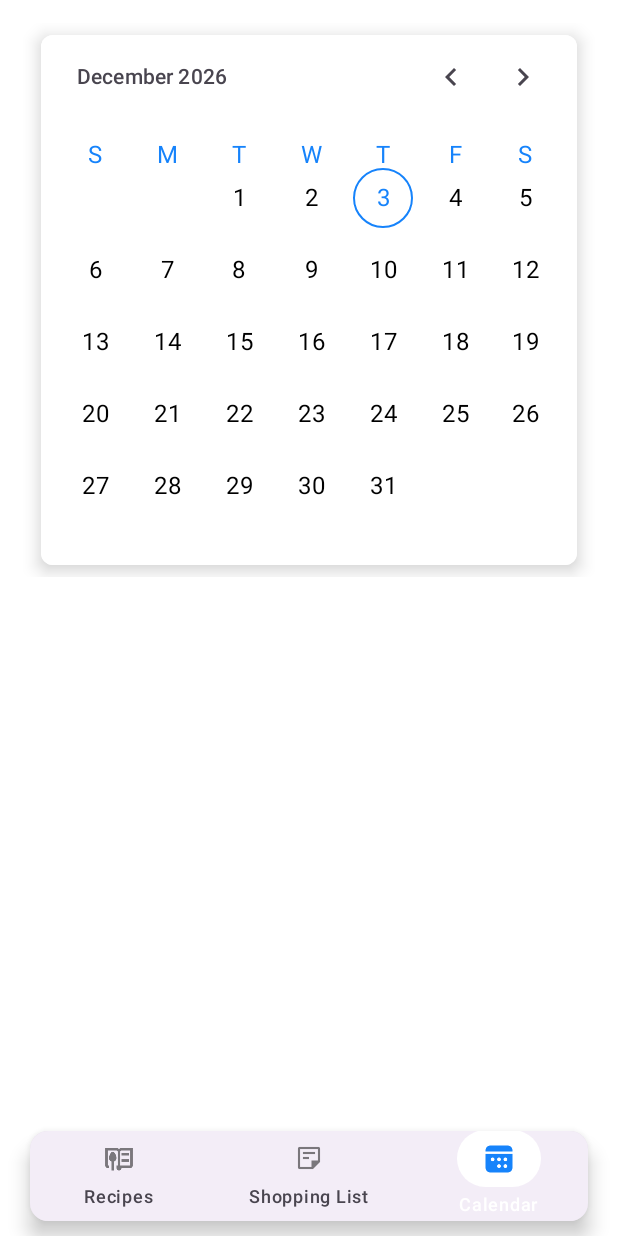
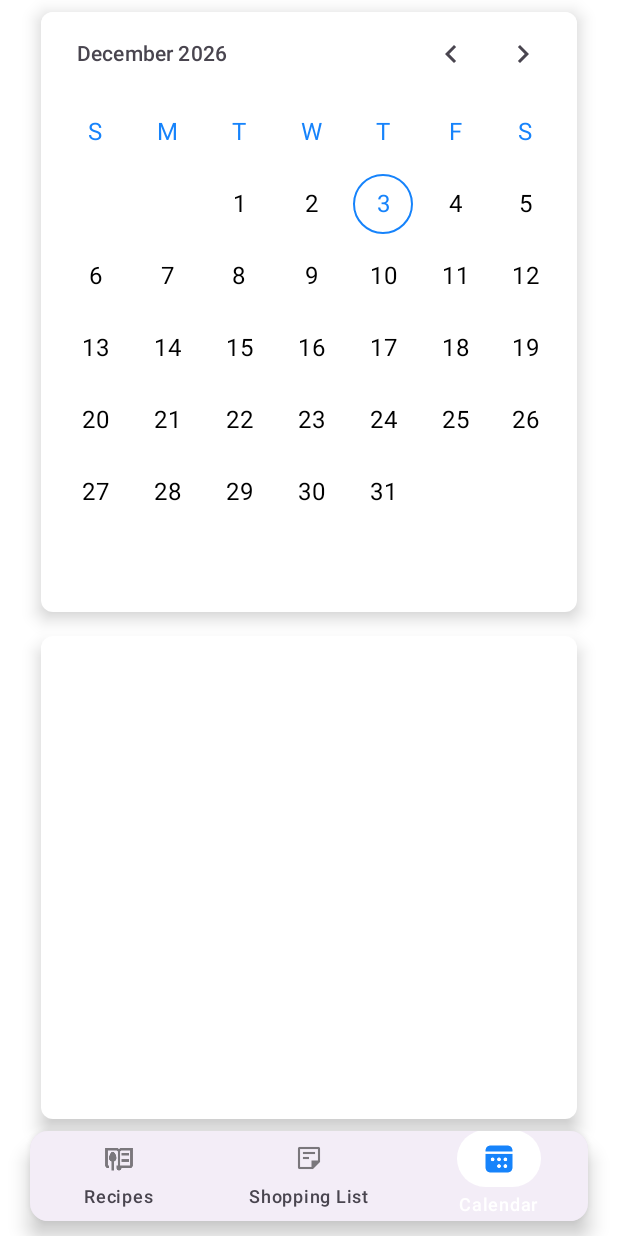
Before and after one commit to MarcinFed/FoodTracker, an Android app built with Jetpack Compose: the CalendarScreen screen opened through its navigation route, on a phone screen of 412 x 824 dp. Run offline under Robolectric (Android 15) with nearby library versions, the phone set to English and light mode, and no system bars; our stand-ins replace Room's generated code, livedata-compose; 3 statements that could not run were skipped.

Commit message:
Edited the CalendarScreen

```diff
--- a/app/src/main/java/com/example/foodtracking/Screens/CalendarScreen.kt
+++ b/app/src/main/java/com/example/foodtracking/Screens/CalendarScreen.kt
@@ -2,6 +2,7 @@ package com.example.foodtracking.Screens
 
 import androidx.annotation.ColorRes
 import androidx.compose.foundation.layout.Box
+import androidx.compose.foundation.layout.Column
 import androidx.compose.foundation.layout.fillMaxSize
 import androidx.compose.foundation.layout.fillMaxWidth
 import androidx.compose.foundation.layout.height
@@ -36,18 +37,12 @@ fun CalendarScreen(
     //, CalendarViewModel: CalendarViewModel
 ) {
     val datePickerState = rememberDatePickerState()
-    FoodTrackingTheme {
-        Surface(
-            modifier = Modifier
-                .height(400.dp)
-                .padding(15.dp),
-            color = MaterialTheme.colorScheme.background
-        ) {
+    Column() {
         Card(
             modifier = Modifier
                 .fillMaxWidth()
-                    .padding(vertical = 8.dp, horizontal = 12.dp)
-                    .heightIn(max = 300.dp),
+                .padding(vertical = 8.dp, horizontal = 27.dp)
+                .height(400.dp),
             shape = RoundedCornerShape(8.dp),
             elevation = CardDefaults.cardElevation(
                 defaultElevation = 7.dp,
@@ -72,6 +67,20 @@ fun CalendarScreen(
                 ),
             )
         }
+        Card(
+            modifier = Modifier
+                .fillMaxSize()
+                .padding(vertical = 8.dp, horizontal = 27.dp),
+            shape = RoundedCornerShape(8.dp),
+            elevation = CardDefaults.cardElevation(
+                defaultElevation = 7.dp,
+                pressedElevation = 7.dp
+            ),
+            colors = CardDefaults.cardColors(
+                containerColor = Color.White
+            )
+        ) {
+
         }
     }
 }
```
Lines whose indentation alone changed are shown as unchanged.
